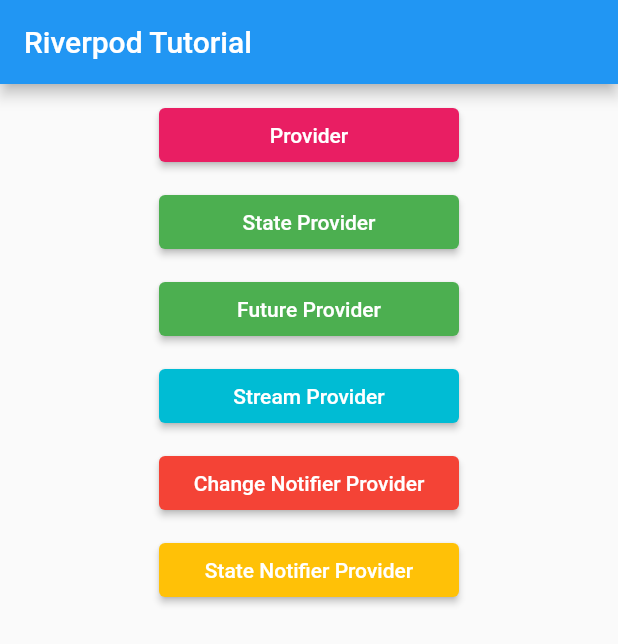
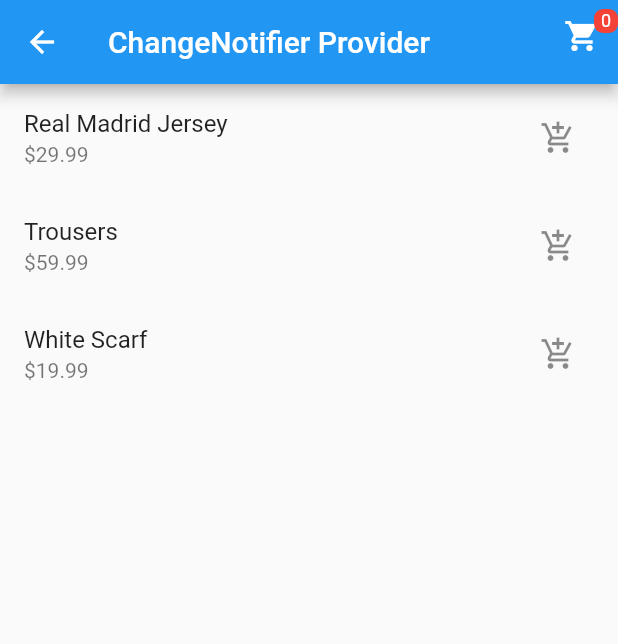
Before and after one commit to ridwanulhoquejr/flutter-riverpod, a Flutter app: the screen it shows after launch, after a tap on "State Notifier Provider", on a phone screen of 412 x 824 dp. Shown: the top 644 px of the screen. Run offline on Flutter 3.47's test engine with Material 2 defaults, Android fonts, the phone set to English and light mode, and no system bars; our stand-ins replace dio, flutter_riverpod.

Commit message:
added state notifier provider and stream notifier

```diff
--- a/lib/main.dart
+++ b/lib/main.dart
@@ -1,15 +1,7 @@
 import 'package:flutter/material.dart';
 import 'package:flutter_riverpod/flutter_riverpod.dart';
-import 'package:riverpod_tutorial/provider/provider_counter.dart';
-
 import 'pages/home_page.dart';
 
-//* Provider declaration for the counter
-// final counterProvider = StateProvider<int>((ref) => 0);
-// final counterNotifierProvider =
-//     ChangeNotifierProvider((ref) => ProviderCounter());
-// final counterStateNotifier =
-//     StateNotifierProvider((ref) => CounterStateNitifier(0));
 void main() {
   runApp(
     const ProviderScope(
@@ -24,6 +16,7 @@ class MyApp extends StatelessWidget {
   @override
   Widget build(BuildContext context) {
     return MaterialApp(
+      debugShowCheckedModeBanner: false,
       title: 'Flutter Demo',
       theme: ThemeData(
         primarySwatch: Colors.blue,
--- /dev/null
+++ b/lib/model/product.dart
@@ -0,0 +1,30 @@
+class Product {
+  final String id;
+  final String title;
+  final String description;
+  final double price;
+
+  Product(
+      {required this.id,
+      required this.title,
+      required this.description,
+      required this.price});
+}
+
+final List<Product> productList = [
+  Product(
+      id: '1',
+      title: 'Real Madrid Jersey',
+      description: 'its pretty cool',
+      price: 29.99),
+  Product(
+      id: '2',
+      title: 'Trousers',
+      description: 'A nice pair of trousers.',
+      price: 59.99),
+  Product(
+      id: '3',
+      title: 'White Scarf',
+      description: 'Warm and cozy - exactly what you need for the winter.',
+      price: 19.99)
+];
--- /dev/null
+++ b/lib/pages/data/state_notifier.dart
@@ -0,0 +1,20 @@
+import 'package:flutter_riverpod/flutter_riverpod.dart';
+import '../../model/product.dart';
+
+final cartNotifierProvider = StateNotifierProvider<CartNotifier, List<Product>>(
+  (ref) => CartNotifier(),
+);
+
+class CartNotifier extends StateNotifier<List<Product>> {
+  CartNotifier() : super([]);
+
+  void addProduct(Product item) {
+    //? here we are adding the item to the state in a immutable way [... is a cascading operator]
+    //? first we look through the existing list and then adding the (Product item) to the list
+    state = [...state, item];
+  }
+
+  void clearCart() {
+    state = [];
+  }
+}
--- a/lib/pages/future_provider.dart
+++ b/lib/pages/future_provider.dart
@@ -9,6 +9,7 @@ final suggestionFutureProvider =
     FutureProvider.autoDispose<Suggestion>((ref) async {
   //* we are keep watching the apiServiceProvider inside futureProvider; if any changes happen in the apiServiceProvider
   //* then the suggetion method is called completely again
+
   final apiService = ref.watch(apiServiceProvider);
   return await apiService.getSuggestion();
 });
--- a/lib/pages/home_page.dart
+++ b/lib/pages/home_page.dart
@@ -2,7 +2,9 @@
 import 'package:flutter/material.dart';
 import 'package:riverpod_tutorial/pages/future_provider.dart';
 import 'package:riverpod_tutorial/pages/provider_page.dart';
+import 'package:riverpod_tutorial/pages/state_notifier_provider_page.dart';
 import 'package:riverpod_tutorial/pages/state_provider_page.dart';
+import 'package:riverpod_tutorial/pages/stream_provider.dart';
 import 'counter_page.dart';
 
 class MyHomePage extends StatelessWidget {
@@ -111,8 +113,16 @@ class RiverpodProviders extends StatelessWidget {
                   builder: (context) => const FutureProviderPage()));
               break;
             case 3:
-              Navigator.of(context).push(
-                  MaterialPageRoute(builder: (context) => const CounterPage()));
+              Navigator.of(context).push(MaterialPageRoute(
+                  builder: (context) => const StreamProviderPage()));
+              break;
+            case 4:
+              Navigator.of(context).push(MaterialPageRoute(
+                  builder: (context) => const StreamProviderPage()));
+              break;
+            case 5:
+              Navigator.of(context).push(MaterialPageRoute(
+                  builder: (context) => const StateNotifierProviderPage()));
               break;
 
             default:
--- /dev/null
+++ b/lib/pages/state_notifier_provider_page.dart
@@ -0,0 +1,110 @@
+import 'package:flutter/material.dart';
+
+import 'package:flutter_riverpod/flutter_riverpod.dart';
+import 'package:riverpod_tutorial/model/product.dart';
+import 'package:riverpod_tutorial/pages/data/state_notifier.dart';
+
+class StateNotifierProviderPage extends ConsumerWidget {
+  const StateNotifierProviderPage({super.key});
+
+  @override
+  Widget build(BuildContext context, WidgetRef ref) {
+    final cart = ref.watch(cartNotifierProvider);
+    return Scaffold(
+      appBar: AppBar(
+        title: const Text('ChangeNotifier Provider'),
+        actions: [
+          Stack(children: [
+            //Shopping cart icon with a badge
+            IconButton(
+              icon: const Icon(Icons.shopping_cart),
+              onPressed: () {
+                // Show a dialog with the cart contents
+                showDialog(
+                  context: context,
+                  builder: (context) {
+                    return AlertDialog(
+                      title: const Text('Cart'),
+                      content: Column(
+                        mainAxisSize: MainAxisSize.min,
+                        children: [
+                          // Show the cart contents
+                          ...cart.map((item) => Text(item.title)),
+                          const SizedBox(height: 16),
+                          // Sum the total price of the cart
+                          Text(
+                            'Total: \$${cart.fold<double>(0, (sum, item) => sum + item.price)}',
+                            style: Theme.of(context).textTheme.headline6,
+                          ),
+                        ],
+                      ),
+                      actions: [
+                        TextButton(
+                          onPressed: () {
+                            // Clear the cart
+                            ref.read(cartNotifierProvider.notifier).clearCart();
+                          },
+                          child: const Text('Clear'),
+                        ),
+                      ],
+                    );
+                  },
+                );
+              },
+            ),
+            //Badge
+            Positioned(
+              right: 0,
+              top: 6,
+              child: Container(
+                padding: const EdgeInsets.all(1),
+                decoration: const BoxDecoration(
+                  color: Colors.red,
+                  borderRadius: BorderRadius.all(Radius.circular(6)),
+                ),
+                constraints: const BoxConstraints(
+                  minWidth: 16,
+                  minHeight: 16,
+                ),
+                child: Text(
+                  cart.length.toString(),
+                  style: const TextStyle(
+                    color: Colors.white,
+                    fontSize: 12,
+                  ),
+                  textAlign: TextAlign.center,
+                ),
+              ),
+            ),
+          ]),
+        ],
+      ),
+      body: Column(
+        children: [
+          // A list of products and a button to add to cart
+          Expanded(
+            child: ListView.builder(
+              itemCount: productList.length,
+              itemBuilder: (context, index) {
+                final product = productList[index];
+                return ListTile(
+                  title: Text(product.title),
+                  subtitle: Text('\$${product.price}'),
+                  trailing: IconButton(
+                    icon: const Icon(Icons.add_shopping_cart),
+                    onPressed: () {
+                      // Add the product to the cart
+                      ref
+                          .read(cartNotifierProvider.notifier)
+                          .addProduct(product);
+                    },
+                  ),
+                );
+              },
+            ),
+          ),
+        ],
+      ),
+    );
+  }
+}
```
Also changed, not shown: lib/pages/stream_provider.dart (added, +53 -0 lines), lib/services/stream_service.dart (added, +15 -0 lines), 1 other file.
